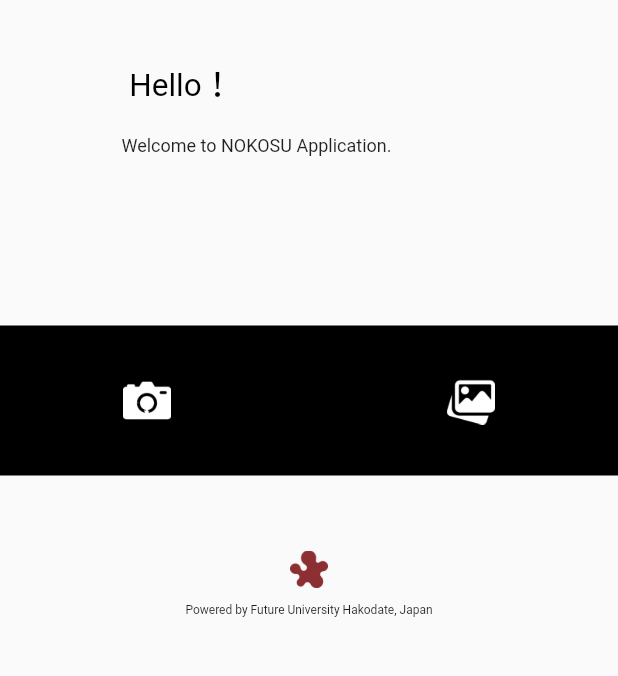
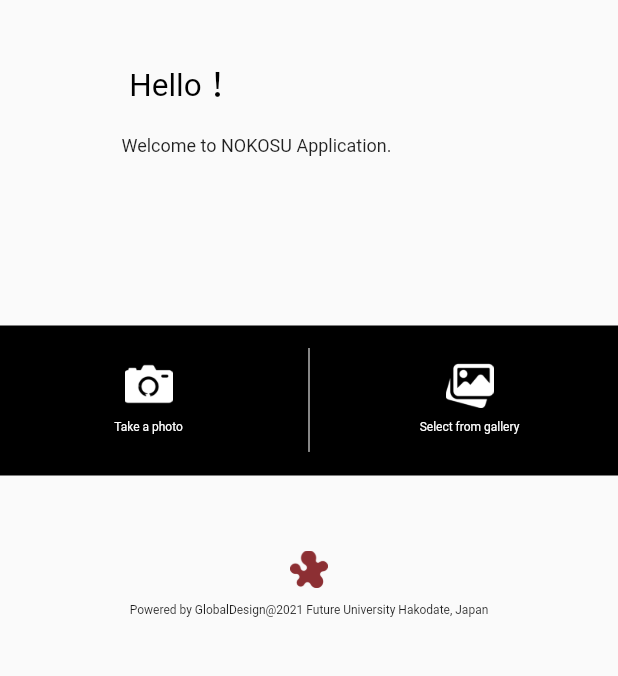
Before and after one commit to mohrn3/newApp, a Flutter app: the Uploader screen opened directly, on a phone screen of 412 x 824 dp, the part 525-1201 px from its top. Run offline on Flutter 3.47's test engine with Material 2 defaults, Android fonts, the phone set to English and light mode, and no system bars; drawn by our look-alikes of animated_text_kit; our stand-ins replace animated_splash_screen, font_awesome_flutter, image_picker, line_icons, liquid_swipe, lite_rolling_switch and 3 more.

Commit message:
add vertival seperation and updates

```diff
--- a/lib/image_picker.dart
+++ b/lib/image_picker.dart
@@ -4,6 +4,7 @@ import 'dart:async';
 import 'dart:convert';
 
 import 'dart:io';
+import 'dart:math';
 
 import 'package:flutter/material.dart';
 import 'package:image_picker/image_picker.dart';
@@ -29,6 +30,7 @@ class _Uploader extends State<Uploader> {
   // late Address address;
 
   Map<String, double> currentLocation = {};
+  TextEditingController personController = TextEditingController();
   TextEditingController descriptionController = TextEditingController();
   TextEditingController locationController = TextEditingController();
   ImagePicker imagePicker = ImagePicker();
@@ -110,7 +112,9 @@ class _Uploader extends State<Uploader> {
                         )),
                     Padding(
                       padding: const EdgeInsets.fromLTRB(00, 107, 00, 20),
+
                       child: Container(
+                        padding: const EdgeInsets.fromLTRB(0, 15, 0, 15),
                         color: Colors.black,
                         height: 100,
                         // decoration: BoxDecoration(
@@ -119,31 +123,46 @@ class _Uploader extends State<Uploader> {
                         //         end: Alignment.bottomRight,
                         //         colors: [Colors.green, Colors.blue])),
 
+                        child: IntrinsicHeight(
                           child: Row(
                               mainAxisAlignment: MainAxisAlignment.end,
                               crossAxisAlignment: CrossAxisAlignment.center,
                               children: <Widget>[
                                 Expanded(
-                                child: IconButton(
+                                  child: Column(
+                                    children: [
+                                      IconButton(
                                         icon: const ImageIcon(
                                           AssetImage('assets/cam.png'),
-                                    size: 250,
+                                          // fit: BoxFit.contain,
+                                          size: 500,
                                           color: Colors.white,
                                         ),
+
                                         color: Colors.white,
                                         hoverColor: Colors.green.shade600,
                                         alignment: Alignment.center,
-                                  onPressed: () =>
-                                      getImage(source: ImageSource.camera),
+                                        onPressed: () => getImage(
+                                            source: ImageSource.camera),
                                         // child: const Text('Capture Image',
                                         //     style: TextStyle(fontSize: 18))
                                       ),
+                                      const Text("Take a photo",
+                                          style: TextStyle(
+                                              fontSize: 8,
+                                              color: Colors.white)),
+                                    ],
                                   ),
-                              const SizedBox(
-                                width: 20,
+                                ),
+                                const VerticalDivider(
+                                  color: Colors.white,
+                                  thickness: 0.7,
+                                  endIndent: sqrt1_2,
                                 ),
                                 Expanded(
-                                child: IconButton(
+                                  child: Column(
+                                    children: [
+                                      IconButton(
                                         icon: const ImageIcon(
                                           AssetImage('assets/gal.png'),
                                           size: 250,
@@ -152,13 +171,20 @@ class _Uploader extends State<Uploader> {
                                         color: Colors.white,
                                         hoverColor: Colors.green.shade600,
                                         alignment: Alignment.center,
-                                  onPressed: () =>
-                                      getImage(source: ImageSource.gallery),
+                                        onPressed: () => getImage(
+                                            source: ImageSource.gallery),
                                         // child: const Text('Capture Image',
                                         //     style: TextStyle(fontSize: 18))
                                       ),
+                                      const Text("Select from gallery",
+                                          style: TextStyle(
+                                              fontSize: 8,
+                                              color: Colors.white)),
+                                    ],
+                                  ),
                                 )
                               ]),
+                        ),
                       ), //Container
                     ),
                     Padding(
@@ -181,7 +207,7 @@ class _Uploader extends State<Uploader> {
                               height: 10,
                             ),
                             const Text(
-                              "Powered by Future University Hakodate, Japan",
+                              "Powered by GlobalDesign@2021 Future University Hakodate, Japan",
                               style: TextStyle(fontSize: 8),
                             ),
                           ],
@@ -221,6 +247,7 @@ class _Uploader extends State<Uploader> {
             children: <Widget>[
               PostForm(
                 imageFile: file,
+                personController: personController,
                 descriptionController: descriptionController,
                 locationController: locationController,
                 loading: uploading,
@@ -295,11 +322,7 @@ class _Uploader extends State<Uploader> {
 
   void getImage({required ImageSource source}) async {
     PickedFile? imageFile = await ImagePicker().getImage(
-        source: source,
-        maxWidth: 640,
-        maxHeight: 480,
-        imageQuality: 70 //0 - 100
-        );
+        source: source, maxWidth: 1920, maxHeight: 1200, imageQuality: 80);
 
     if (imageFile?.path != null) {
       setState(() {
@@ -435,7 +458,7 @@ class _Uploader extends State<Uploader> {
                       ),
                       RoundedLoadingButton(
                         child: const Text('Done',
-                            style: TextStyle(color: Colors.yellow)),
+                            style: TextStyle(color: Colors.white)),
                         controller: _btnController,
                         onPressed: () => _doSomethingkj(
                             Cultural, Physical, Emotional, Position),
@@ -478,6 +501,7 @@ class _Uploader extends State<Uploader> {
 
     final String imgString = base64String;
     final String description = descriptionController.text;
+    final String person = personController.text;
     final String location = locationController.text;
     // final String text3 = text;
     final String boolValue = boolVal.toString();
@@ -490,6 +514,7 @@ class _Uploader extends State<Uploader> {
       MaterialPageRoute(
           builder: (context) => CardDesign(
                 img_string: imgString,
+                person: person,
                 description: description,
                 location: location,
                 Phy: boolPhy,
@@ -511,12 +536,14 @@ class PostForm extends StatelessWidget {
   // ignore: prefer_typing_uninitialized_variables
   // final imageFile;
   final imageFile;
+  final TextEditingController personController;
   final TextEditingController descriptionController;
   final TextEditingController locationController;
   final bool loading;
   // ignore: use_key_in_widget_constructors
   const PostForm(
       {this.imageFile,
+      required this.personController,
       required this.descriptionController,
       required this.loading,
       required this.locationController});
@@ -541,6 +568,18 @@ class PostForm extends StatelessWidget {
               alignment: FractionalOffset.center,
               image: FileImage(imageFile),
             )),
+          ),
+        ),
+        const Divider(),
+        ListTile(
+          leading: const Icon(Icons.person),
+          title: SizedBox(
+            width: 250.0,
+            child: TextField(
+              controller: personController,
+              decoration: const InputDecoration(
+                  hintText: "Display name", border: InputBorder.none),
+            ),
           ),
         ),
         const Divider(),
```
Also changed, not shown: lib/card.dart (+27 -24 lines). Lines whose indentation alone changed are shown as unchanged.
